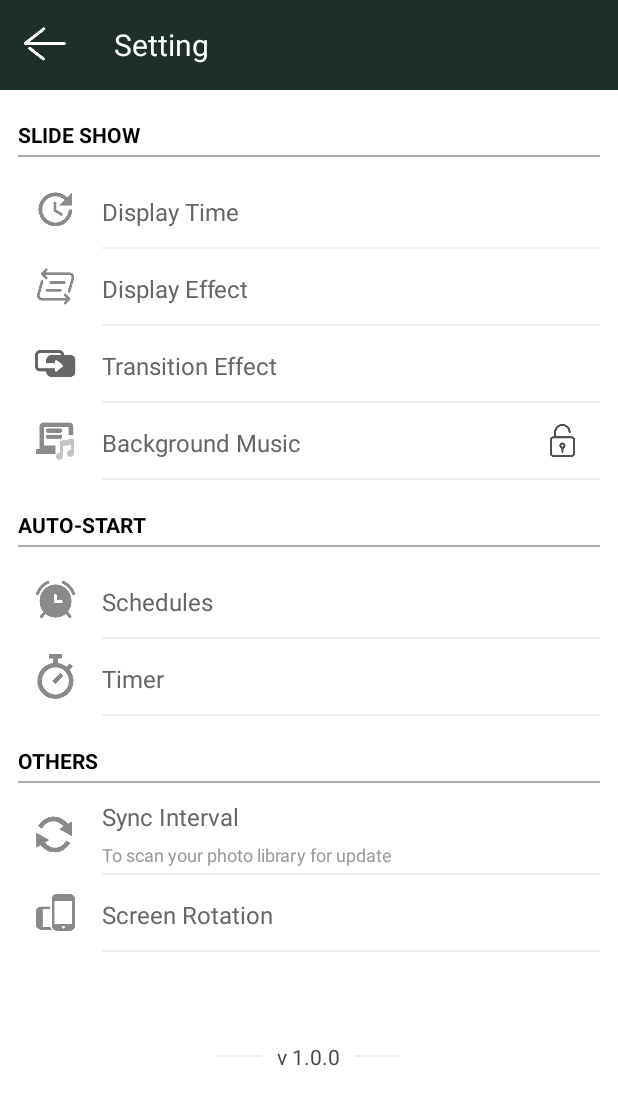
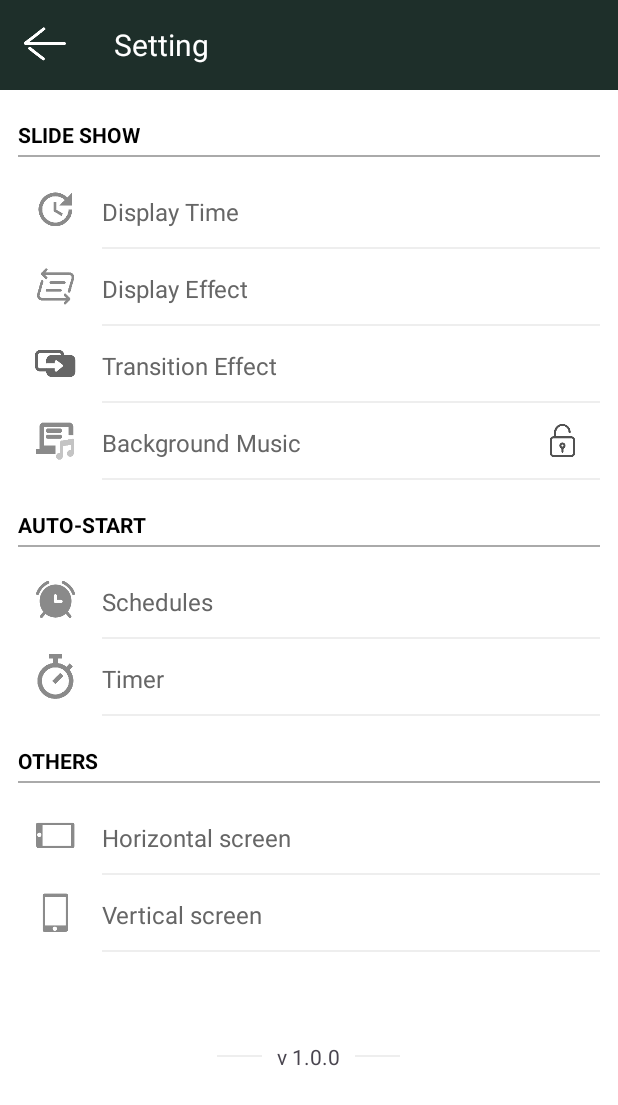
Before and after one commit to jybcaohui/SmartAlb, an Android app: the layout activity_setting.xml on its own in the app's theme, with its tools: preview values and no code run, on a phone screen of 412 x 824 dp. Shown: the top 1105 px of the screen. Run offline under Robolectric (Android 15) with nearby library versions, the light colour scheme and no system bars.

Commit message:
mod: 横竖屏

```diff
--- a/app/src/main/java/com/smart/album/BaseActivity.kt
+++ b/app/src/main/java/com/smart/album/BaseActivity.kt
@@ -1,6 +1,7 @@
 package com.smart.album
 
 import android.annotation.SuppressLint
+import android.content.pm.ActivityInfo
 import android.os.Bundle
 import android.text.TextUtils
 import androidx.appcompat.app.AppCompatActivity
@@ -25,6 +26,10 @@ open class BaseActivity : AppCompatActivity() {
 
         // 添加到活动列表
         App.instance.addActivity(this)
+
+        if(PreferencesHelper.getInstance(this).getInt(PreferencesHelper.SCREEN_ORIENTATION,0)==0){
+            requestedOrientation = ActivityInfo.SCREEN_ORIENTATION_LANDSCAPE
+        }
     }
 
     override fun onDestroy() {
--- a/app/src/main/java/com/smart/album/utils/PreferencesHelper.kt
+++ b/app/src/main/java/com/smart/album/utils/PreferencesHelper.kt
@@ -24,6 +24,7 @@ class PreferencesHelper private constructor(context: Context) {
         const val SCHEDULE_START_ON = "schedule_start_on"
         const val SCHEDULE_STOP_TIME = "schedule_stop_time"
         const val SCHEDULE_STOP_ON = "schedule_stop_on"
+        const val SCREEN_ORIENTATION = "screen_orientation"
 
         @Volatile
         private var INSTANCE: PreferencesHelper? = null
--- a/app/src/main/res/layout/activity_setting.xml
+++ b/app/src/main/res/layout/activity_setting.xml
@@ -332,57 +332,57 @@
                 android:layout_marginTop="4dp"
                 android:layout_marginBottom="10dp"
                 android:background="@color/white_aa"/>
+<!--            <androidx.constraintlayout.widget.ConstraintLayout-->
+<!--                android:id="@+id/cl_sync"-->
+<!--                android:focusable="true"-->
+<!--                android:focusableInTouchMode="true"-->
+<!--                android:background="@drawable/btn_white_selecor"-->
+<!--                android:layout_width="match_parent"-->
+<!--                android:layout_height="wrap_content"-->
+<!--                android:orientation="horizontal">-->
+<!--                <ImageView-->
+<!--                    android:id="@+id/img_08"-->
+<!--                    android:layout_width="50dp"-->
+<!--                    android:layout_height="50dp"-->
+<!--                    android:padding="12dp"-->
+<!--                    app:layout_constraintTop_toTopOf="parent"-->
+<!--                    app:layout_constraintStart_toStartOf="parent"-->
+<!--                    android:src="@mipmap/ic_sync"/>-->
+
+<!--                <TextView-->
+<!--                    android:id="@+id/tv_syc"-->
+<!--                    android:layout_width="0dp"-->
+<!--                    android:layout_height="25dp"-->
+<!--                    android:gravity="center_vertical"-->
+<!--                    android:textSize="16sp"-->
+<!--                    android:textColor="@color/black_66"-->
+<!--                    android:layout_marginStart="6dp"-->
+<!--                    app:layout_constraintStart_toEndOf="@+id/img_08"-->
+<!--                    app:layout_constraintEnd_toEndOf="parent"-->
+<!--                    app:layout_constraintTop_toTopOf="parent"-->
+<!--                    android:text="@string/setting_syn"/>-->
+<!--                <TextView-->
+<!--                    android:layout_width="0dp"-->
+<!--                    android:layout_height="25dp"-->
+<!--                    android:gravity="center_vertical"-->
+<!--                    android:textSize="12sp"-->
+<!--                    android:textColor="@color/black_99"-->
+<!--                    android:layout_marginStart="6dp"-->
+<!--                    app:layout_constraintStart_toEndOf="@+id/img_08"-->
+<!--                    app:layout_constraintEnd_toEndOf="parent"-->
+<!--                    app:layout_constraintTop_toBottomOf="@+id/tv_syc"-->
+<!--                    android:text="@string/setting_syn_remind"/>-->
+<!--                <View-->
+<!--                    android:layout_width="0dp"-->
+<!--                    android:layout_height="1dp"-->
+<!--                    android:background="@color/white_ee"-->
+<!--                    android:layout_marginStart="6dp"-->
+<!--                    app:layout_constraintTop_toBottomOf="@+id/img_08"-->
+<!--                    app:layout_constraintStart_toEndOf="@+id/img_08"-->
+<!--                    app:layout_constraintEnd_toEndOf="parent"/>-->
+<!--            </androidx.constraintlayout.widget.ConstraintLayout>-->
             <androidx.constraintlayout.widget.ConstraintLayout
-                android:id="@+id/cl_sync"
-                android:focusable="true"
-                android:focusableInTouchMode="true"
-                android:background="@drawable/btn_white_selecor"
-                android:layout_width="match_parent"
-                android:layout_height="wrap_content"
-                android:orientation="horizontal">
-                <ImageView
-                    android:id="@+id/img_08"
-                    android:layout_width="50dp"
-                    android:layout_height="50dp"
-                    android:padding="12dp"
-                    app:layout_constraintTop_toTopOf="parent"
-                    app:layout_constraintStart_toStartOf="parent"
-                    android:src="@mipmap/ic_sync"/>
-
-                <TextView
-                    android:id="@+id/tv_syc"
-                    android:layout_width="0dp"
-                    android:layout_height="25dp"
-                    android:gravity="center_vertical"
-                    android:textSize="16sp"
-                    android:textColor="@color/black_66"
-                    android:layout_marginStart="6dp"
-                    app:layout_constraintStart_toEndOf="@+id/img_08"
-                    app:layout_constraintEnd_toEndOf="parent"
-                    app:layout_constraintTop_toTopOf="parent"
-                    android:text="@string/setting_syn"/>
-                <TextView
-                    android:layout_width="0dp"
-                    android:layout_height="25dp"
-                    android:gravity="center_vertical"
-                    android:textSize="12sp"
-                    android:textColor="@color/black_99"
-                    android:layout_marginStart="6dp"
-                    app:layout_constraintStart_toEndOf="@+id/img_08"
-                    app:layout_constraintEnd_toEndOf="parent"
-                    app:layout_constraintTop_toBottomOf="@+id/tv_syc"
-                    android:text="@string/setting_syn_remind"/>
-                <View
-                    android:layout_width="0dp"
-                    android:layout_height="1dp"
-                    android:background="@color/white_ee"
-                    android:layout_marginStart="6dp"
-                    app:layout_constraintTop_toBottomOf="@+id/img_08"
-                    app:layout_constraintStart_toEndOf="@+id/img_08"
-                    app:layout_constraintEnd_toEndOf="parent"/>
-            </androidx.constraintlayout.widget.ConstraintLayout>
-            <androidx.constraintlayout.widget.ConstraintLayout
-                android:id="@+id/cl_screen"
+                android:id="@+id/cl_screen_h"
                 android:focusable="true"
                 android:focusableInTouchMode="true"
                 android:background="@drawable/btn_white_selecor"
@@ -396,7 +396,7 @@
                     android:padding="12dp"
                     app:layout_constraintTop_toTopOf="parent"
                     app:layout_constraintStart_toStartOf="parent"
-                    android:src="@mipmap/ic_rotation"/>
+                    android:src="@mipmap/ic_rotation_h"/>
 
                 <TextView
                     android:layout_width="0dp"
@@ -408,7 +408,17 @@
                     app:layout_constraintStart_toEndOf="@+id/img_09"
                     app:layout_constraintEnd_toEndOf="parent"
                     app:layout_constraintBottom_toBottomOf="parent"
-                    android:text="@string/setting_screen"/>
+                    android:text="@string/setting_screen_h"/>
+                <ImageView
+                    android:id="@+id/img_h_check"
+                    android:layout_width="20dp"
+                    android:layout_height="20dp"
+                    android:visibility="gone"
+                    android:src="@mipmap/ic_current"
+                    android:layout_marginEnd="10dp"
+                    app:layout_constraintTop_toTopOf="parent"
+                    app:layout_constraintBottom_toBottomOf="parent"
+                    app:layout_constraintEnd_toEndOf="parent"/>
                 <View
                     android:layout_width="0dp"
                     android:layout_height="1dp"
@@ -416,6 +426,54 @@
                     android:layout_marginStart="6dp"
                     app:layout_constraintTop_toBottomOf="@+id/img_09"
                     app:layout_constraintStart_toEndOf="@+id/img_09"
+                    app:layout_constraintEnd_toEndOf="parent"/>
+            </androidx.constraintlayout.widget.ConstraintLayout>
+
+            <androidx.constraintlayout.widget.ConstraintLayout
+                android:id="@+id/cl_screen_v"
+                android:focusable="true"
+                android:focusableInTouchMode="true"
+                android:background="@drawable/btn_white_selecor"
+                android:layout_width="match_parent"
+                android:layout_height="wrap_content"
+                android:orientation="horizontal">
+                <ImageView
+                    android:id="@+id/img_10"
+                    android:layout_width="50dp"
+                    android:layout_height="50dp"
+                    android:padding="12dp"
+                    app:layout_constraintTop_toTopOf="parent"
+                    app:layout_constraintStart_toStartOf="parent"
+                    android:src="@mipmap/ic_rotation_v"/>
+
+                <TextView
+                    android:layout_width="0dp"
+                    android:layout_height="50dp"
+                    android:gravity="center_vertical"
+                    android:textSize="16sp"
+                    android:textColor="@color/black_66"
+                    android:layout_marginStart="6dp"
+                    app:layout_constraintStart_toEndOf="@+id/img_10"
+                    app:layout_constraintEnd_toEndOf="parent"
+                    app:layout_constraintBottom_toBottomOf="parent"
+                    android:text="@string/setting_screen_v"/>
+                <ImageView
+                    android:id="@+id/img_v_check"
+                    android:layout_width="20dp"
+                    android:layout_height="20dp"
+                    android:visibility="gone"
+                    android:src="@mipmap/ic_current"
+                    android:layout_marginEnd="10dp"
+                    app:layout_constraintTop_toTopOf="parent"
+                    app:layout_constraintBottom_toBottomOf="parent"
+                    app:layout_constraintEnd_toEndOf="parent"/>
+                <View
+                    android:layout_width="0dp"
+                    android:layout_height="1dp"
+                    android:background="@color/white_ee"
+                    android:layout_marginStart="6dp"
+                    app:layout_constraintTop_toBottomOf="@+id/img_10"
+                    app:layout_constraintStart_toEndOf="@+id/img_10"
                     app:layout_constraintEnd_toEndOf="parent"/>
             </androidx.constraintlayout.widget.ConstraintLayout>
 
--- a/app/src/main/res/values/strings.xml
+++ b/app/src/main/res/values/strings.xml
@@ -14,7 +14,8 @@
     <string name="setting_others">OTHERS</string>
     <string name="setting_syn">Sync Interval</string>
     <string name="setting_syn_remind">To scan your photo library for update</string>
-    <string name="setting_screen">Screen Rotation</string>
+    <string name="setting_screen_h">Horizontal screen</string>
+    <string name="setting_screen_v">Vertical screen</string>
     <string name="setting_done">Done</string>
     <string name="schedule_setting">Schedule Setting</string>
     <string name="folder_title">Folders on your google drive</string>
```
Also changed, not shown: app/src/main/AndroidManifest.xml (+11 -0 lines), app/src/main/java/com/smart/album/BasePlayActivity.kt (+5 -6 lines), app/src/main/java/com/smart/album/SettingActivity.kt (+33 -4 lines), app/src/main/res/mipmap-xxhdpi/ic_current.png (added), app/src/main/res/mipmap-xxhdpi/ic_rotation_h.png (added), app/src/main/res/mipmap-xxhdpi/ic_rotation_v.png (added).
